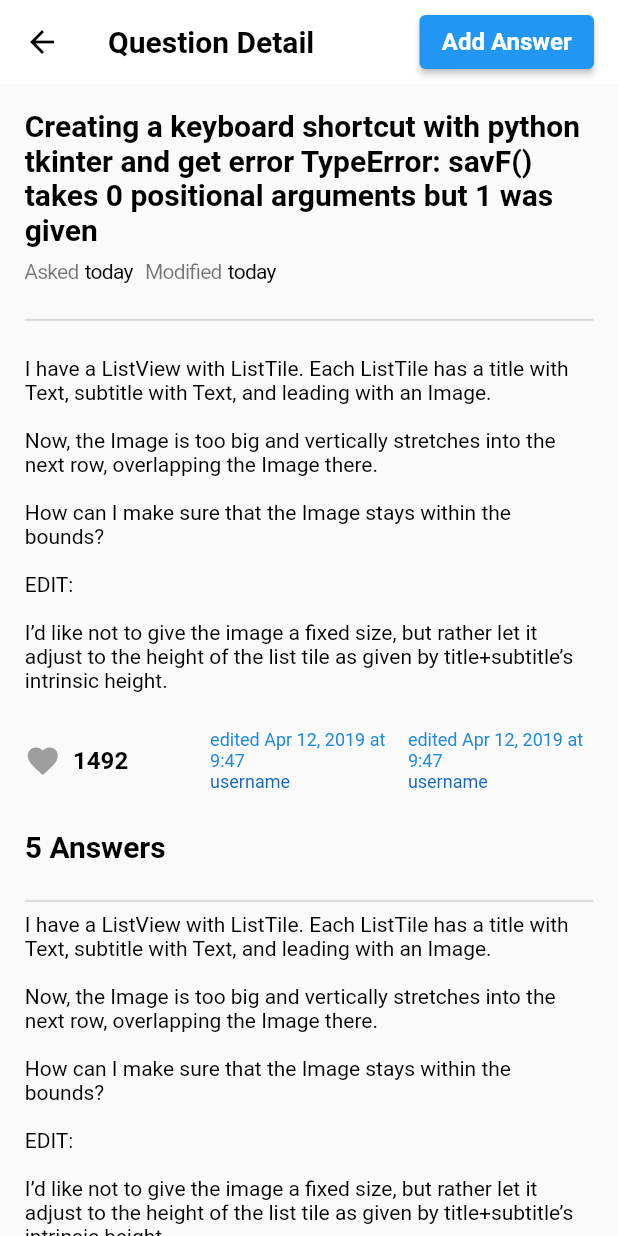
After one commit to akaanuzman/stack_overflow_clone, a Flutter app: the QuestionDetailView screen opened directly, on a phone screen of 412 x 824 dp. The commit adds this screen. Run offline on Flutter 3.47's test engine with Material 2 defaults, Android fonts, the phone set to English and light mode, and no system bars; our stand-ins replace animate_do, dio, flutter_secure_storage, flutter_svg, shimmer_animation; accounts and stored records are empty; generated files the repository leaves out were written again.

Commit message:
questions

```diff
--- /dev/null
+++ b/lib/core/utils/navigation_service.dart
@@ -0,0 +1,5 @@
+import 'package:flutter/material.dart';
+class NavigationService {
+  static final GlobalKey<NavigatorState> navigatorKey = GlobalKey<NavigatorState>();
+  static final context = GlobalKey<NavigatorState>().currentContext!;
+}
--- a/lib/main.dart
+++ b/lib/main.dart
@@ -1,5 +1,7 @@
 import 'package:flutter/material.dart';
 import 'package:provider/provider.dart';
+import 'package:stack_overflow_clone/products/viewmodels/question_view_model.dart';
+import 'core/utils/navigation_service.dart';
 import 'products/viewmodels/navbar_view_model.dart';
 import 'products/viewmodels/splash_view_model.dart';
 import 'products/views/common/splash_view.dart';
@@ -23,6 +25,9 @@ void main() => runApp(
           ChangeNotifierProvider(
             create: (_) => NavbarViewModel(),
           ),
+          ChangeNotifierProvider(
+            create: (_) => QuestionViewModel(),
+          ),
         ],
         child: const MyApp(),
       ),
@@ -41,6 +46,7 @@ class MyApp extends StatelessWidget with BaseSingleton {
       localizationsDelegates: AppLocalizations.localizationsDelegates,
       supportedLocales: AppLocalizations.supportedLocales,
       home: const SplashView(),
+      navigatorKey: NavigationService.navigatorKey,
     );
   }
 }
--- a/lib/products/components/textformfield/default_text_form_field.dart
+++ b/lib/products/components/textformfield/default_text_form_field.dart
@@ -23,6 +23,8 @@ class DefaultTextFormField extends SpecialTextFormField {
     TextInputType? keyboardType,
     OutlineInputBorder? enabledBorder,
     OutlineInputBorder? focusedBorder,
+    bool filled = false,
+    Color? fillColor,
   }) : super(
           context: context,
           labelText: labelText,
@@ -43,5 +45,7 @@ class DefaultTextFormField extends SpecialTextFormField {
           obscureText: obscureText,
           keyboardType: keyboardType,
           validator: validator,
+          filled: filled,
+          fillColor: fillColor,
         );
 }
--- a/lib/products/viewmodels/login_view_model.dart
+++ b/lib/products/viewmodels/login_view_model.dart
@@ -6,6 +6,7 @@ import 'package:stack_overflow_clone/core/base/base_singleton.dart';
 import 'package:stack_overflow_clone/products/views/common/navbar_view.dart';
 
 import '../../core/helpers/api.dart';
+import '../../core/helpers/token.dart';
 
 class LoginViewModel extends ChangeNotifier with BaseSingleton {
   final _api = Api();
@@ -24,6 +25,7 @@ class LoginViewModel extends ChangeNotifier with BaseSingleton {
       },
       useToken: false,
     );
+    await Token.saveToken(token: result?.data['token'], key: "login");
 
     globals.getAlertDialog(
       context: context,
--- a/lib/products/viewmodels/navbar_view_model.dart
+++ b/lib/products/viewmodels/navbar_view_model.dart
@@ -1,4 +1,5 @@
 import 'package:flutter/material.dart';
+import 'package:stack_overflow_clone/products/views/home/profile_view.dart';
 import '../models/navbar_model.dart';
 import '../views/home/home_view.dart';
 
@@ -20,7 +21,7 @@ class NavbarViewModel extends ChangeNotifier {
 
   final List<Widget> _views = [
     const HomeView(),
-    const Scaffold(),
+    const ProfileView(),
   ];
 
   List<Widget> get views => _views;
--- a/lib/products/views/home/home_view.dart
+++ b/lib/products/views/home/home_view.dart
@@ -1,9 +1,15 @@
 import 'package:animate_do/animate_do.dart';
 import 'package:flutter/material.dart';
+import 'package:provider/provider.dart';
 import 'package:stack_overflow_clone/core/base/base_singleton.dart';
+import 'package:stack_overflow_clone/products/components/textformfield/default_text_form_field.dart';
+import 'package:stack_overflow_clone/uikit/textformfield/special_text_form_field.dart';
 import '../../../core/extensions/ui_extensions.dart';
 import 'package:flutter_gen/gen_l10n/app_localizations.dart';
 import '../../../core/helpers/token.dart';
+import '../../models/question_model.dart';
+import '../../viewmodels/question_view_model.dart';
+import 'question_detail_view.dart';
 
 class HomeView extends StatelessWidget with BaseSingleton {
   const HomeView({super.key});
@@ -11,75 +17,154 @@ class HomeView extends StatelessWidget with BaseSingleton {
   @override
   Widget build(BuildContext context) {
     return Scaffold(
-      appBar: AppBar(
+      appBar: _appBar(context),
+      body: _body(context),
+    );
+  }
+
+  AppBar _appBar(BuildContext context) {
+    return AppBar(
       title: FadeInDown(
         child: Row(
           mainAxisAlignment: context.mainAxisASpaceBetween,
           children: [
-              Text(
+            _title(context),
+            _askQuestionButton(context),
+          ],
+        ),
+      ),
+    );
+  }
+
+  Text _title(BuildContext context) {
+    return Text(
       AppLocalizations.of(context)!.questionsTitle,
       style: context.textTheme.headline6,
-              ),
-              ElevatedButton(
+    );
+  }
+
+  ElevatedButton _askQuestionButton(BuildContext context) {
+    return ElevatedButton(
       onPressed: () {
         Token.deleteAll();
       },
       child: Text(AppLocalizations.of(context)!.askQuestion),
+    );
+  }
+
+  FadeInUp _body(BuildContext context) {
+    return FadeInUp(
+      child: ListView(
+        children: [
+          Padding(
+            padding: context.padding2x,
+            child: DefaultTextFormField(
+              context: context,
+              labelText: AppLocalizations.of(context)!.searchLabel,
+              prefixIcon: const Icon(Icons.search),
+              filled: true,
+              fillColor: colors.white,
+            ),
+          ),
+          Container(
+            padding: context.padding1x,
+            color: colors.yellow1.withOpacity(0.65),
+            child: _questionList(),
           ),
         ],
       ),
-        ),
-      ),
-      body: FadeInUp(
-        child: ListView(
-          children: [
-            Container(
-              padding: context.padding1x,
-              color: colors.yellow1.withOpacity(0.65),
-              child: ListView.separated(
+    );
+  }
+
+  Widget _questionList() {
+    return Consumer<QuestionViewModel>(
+      builder: (BuildContext context, QuestionViewModel pv, Widget? child) {
+        return ListView.separated(
           shrinkWrap: true,
           physics: const NeverScrollableScrollPhysics(),
-                itemCount: 15,
+          itemCount: pv.questions.length,
           separatorBuilder: (BuildContext context, int index) {
             return uiGlobals.divider;
           },
           itemBuilder: (BuildContext context, int index) {
-                  return Column(
+            var item = pv.questions[index];
+
+            return _question(context, item);
+          },
+        );
+      },
+    );
+  }
+
+  Widget _question(BuildContext context, QuestionModel item) {
+    return GestureDetector(
+      onTap: () => Navigator.push(
+        context,
+        MaterialPageRoute(
+          builder: (context) => const QuestionDetailView(),
+        ),
+      ),
+      child: Column(
         children: [
-                      ListTile(
-                        title: Text(
-                          "0 likes 0 answers",
+          _questionPropertiesAndTitle(context, item),
+          context.emptySizedHeightBox1x,
+          _questionInformation(context, item)
+        ],
+      ),
+    );
+  }
+
+  ListTile _questionPropertiesAndTitle(
+      BuildContext context, QuestionModel item) {
+    return ListTile(
+      title: _questionProperties(context, item),
+      subtitle: _questionTitle(context, item),
+    );
+  }
+
+  Text _questionProperties(BuildContext context, QuestionModel item) {
+    String like = "${item.fav?.length}";
+    String answers = "${item.answer?.length}";
+    return Text(
+      "$like likes $answers answers",
       style: context.textTheme.subtitle2,
-                        ),
-                        subtitle: Text(
-                          "Creating a keyboard shortcut with python tkinter and get error TypeError: savF() takes 0 positional arguments but 1 was given",
+    );
+  }
+
+  Text _questionTitle(BuildContext context, QuestionModel item) {
+    return Text(
+      item.title ?? "",
       style: context.textTheme.subtitle1!.copyWith(
         fontWeight: context.fw600,
         color: colors.blue6,
       ),
-                        ),
-                      ),
-                      context.emptySizedHeightBox1x,
-                      Row(
+    );
+  }
+
+  Row _questionInformation(BuildContext context, QuestionModel item) {
+    String username = "${item.user?.name} ${item.user?.lastname}";
+    String time = globals.formatDate("${item.createdAt}");
+    String asked = "${item.user?.question?.length}";
+    return Row(
       mainAxisAlignment: context.mainAxisAEnd,
       children: [
         RichText(
           text: TextSpan(
             children: [
               TextSpan(
-                                  text: "username ",
-                                  style: context.textTheme.subtitle2!
-                                      .copyWith(color: colors.blue6),
+                text: "$username ",
+                style:
+                    context.textTheme.subtitle2!.copyWith(color: colors.blue6),
               ),
               TextSpan(
-                                  text: "1 asked ",
+                text: "$asked asked ",
                 style: context.textTheme.subtitle2!.copyWith(
                   color: colors.black54,
                   fontWeight: context.fw700,
                 ),
               ),
               TextSpan(
-                                  text: "2 seconds ago",
+                text: " $time created ",
                 style: context.textTheme.subtitle2!.copyWith(
                   color: colors.black45,
                   fontWeight: context.fw500,
@@ -89,15 +174,6 @@ class HomeView extends StatelessWidget with BaseSingleton {
           ),
         ),
       ],
-                      )
-                    ],
-                  );
-                },
-              ),
-            ),
-          ],
-        ),
-      ),
     );
   }
 }
--- /dev/null
+++ b/lib/products/views/home/question_detail_view.dart
@@ -0,0 +1,257 @@
+import 'package:animate_do/animate_do.dart';
+import 'package:flutter/material.dart';
+import 'package:stack_overflow_clone/core/base/base_singleton.dart';
+import 'package:stack_overflow_clone/core/extensions/ui_extensions.dart';
+import 'package:flutter_gen/gen_l10n/app_localizations.dart';
+
+class QuestionDetailView extends StatelessWidget with BaseSingleton {
+  const QuestionDetailView({super.key});
+
+  @override
+  Widget build(BuildContext context) {
+    return Scaffold(
+      appBar: AppBar(
+        title: FadeInDown(
+          child: Row(
+            mainAxisAlignment: context.mainAxisASpaceBetween,
+            children: [
+              Text(AppLocalizations.of(context)!.questionDetail),
+              ElevatedButton(
+                onPressed: () {},
+                child: Text(AppLocalizations.of(context)!.addAnswer),
+              ),
+            ],
+          ),
+        ),
+      ),
+      body: FadeInUp(
+        child: ListView(
+          padding: context.padding2x,
+          children: [
+            Text(
+              "Creating a keyboard shortcut with python tkinter and get error TypeError: savF() takes 0 positional arguments but 1 was given",
+              style: context.textTheme.headline6,
+            ),
+            context.emptySizedHeightBox1x,
+            Row(
+              children: [
+                Row(
+                  children: [
+                    Text(
+                      AppLocalizations.of(context)!.asked,
+                      style: context.textTheme.subtitle2!
+                          .copyWith(color: colors.black54),
+                    ),
+                    context.emptySizedWidthBox1x,
+                    Text(
+                      "today",
+                      style: context.textTheme.subtitle2,
+                    ),
+                  ],
+                ),
+                context.emptySizedWidthBox2x,
+                Row(
+                  children: [
+                    Text(
+                      AppLocalizations.of(context)!.modified,
+                      style: context.textTheme.subtitle2!
+                          .copyWith(color: colors.black54),
+                    ),
+                    context.emptySizedWidthBox1x,
+                    Text(
+                      "today",
+                      style: context.textTheme.subtitle2,
+                    ),
+                  ],
+                ),
+              ],
+            ),
+            context.emptySizedHeightBox2x,
+            uiGlobals.divider,
+            context.emptySizedHeightBox2x,
+            Text(
+              """
+I have a ListView with ListTile. Each ListTile has a title with Text, subtitle with Text, and leading with an Image.
+
+Now, the Image is too big and vertically stretches into the next row, overlapping the Image there.
+
+How can I make sure that the Image stays within the bounds?
+
+EDIT:
+
+I’d like not to give the image a fixed size, but rather let it adjust to the height of the list tile as given by title+subtitle’s intrinsic height.""",
+            ),
+            context.emptySizedHeightBox3x,
+            Row(
+              children: [
+                Expanded(
+                  child: Row(
+                    children: [
+                      Icon(
+                        Icons.favorite,
+                        color: colors.grey,
+                      ),
+                      context.emptySizedWidthBox2x,
+                      Expanded(
+                        child: Text(
+                          "1492",
+                          style: context.textTheme.subtitle1!.copyWith(
+                            fontWeight: context.fw700,
+                          ),
+                        ),
+                      ),
+                    ],
+                  ),
+                ),
+                Expanded(
+                  child: Wrap(
+                    children: [
+                      Column(
+                        crossAxisAlignment: context.crossAxisAStart,
+                        children: [
+                          Text(
+                            "edited Apr 12, 2019 at 9:47",
+                            style: context.textTheme.caption!
+                                .copyWith(color: colors.blue6),
+                          ),
+                          Text(
+                            "username",
+                            style: context.textTheme.caption!
+                                .copyWith(color: colors.blue8),
+                          ),
+                        ],
+                      )
+                    ],
+                  ),
+                ),
+                context.emptySizedWidthBox2x,
+                Expanded(
+                  child: Wrap(
+                    children: [
+                      Column(
+                        crossAxisAlignment: context.crossAxisAStart,
+                        children: [
+                          Text(
+                            "edited Apr 12, 2019 at 9:47",
+                            style: context.textTheme.caption!
+                                .copyWith(color: colors.blue6),
+                          ),
+                          Text(
+                            "username",
+                            style: context.textTheme.caption!
+                                .copyWith(color: colors.blue8),
+                          ),
+                        ],
+                      )
+                    ],
+                  ),
+                ),
+              ],
+            ),
+            context.emptySizedHeightBox3x,
+            Text(
+              "5 Answers",
+              style: context.textTheme.headline6,
+            ),
+            context.emptySizedHeightBox2x,
+            uiGlobals.divider,
+            ListView.separated(
+              shrinkWrap: true,
+              physics: const NeverScrollableScrollPhysics(),
+              itemCount: 5,
+              separatorBuilder: (BuildContext context, int index) {
+                return uiGlobals.divider;
+              },
+              itemBuilder: (BuildContext context, int index) {
+                return Column(
+                  children: [
+                    Text(
+                      """
+I have a ListView with ListTile. Each ListTile has a title with Text, subtitle with Text, and leading with an Image.
+
+Now, the Image is too big and vertically stretches into the next row, overlapping the Image there.
+
+How can I make sure that the Image stays within the bounds?
+
+EDIT:
+
+I’d like not to give the image a fixed size, but rather let it adjust to the height of the list tile as given by title+subtitle’s intrinsic height.""",
+                    ),
+                    context.emptySizedHeightBox3x,
+                    Row(
+                      children: [
+                        Expanded(
+                          child: Row(
+                            children: [
+                              Icon(
+                                Icons.favorite,
+                                color: colors.grey,
+                              ),
+                              context.emptySizedWidthBox2x,
+                              Expanded(
+                                child: Text(
+                                  "1492",
+                                  style: context.textTheme.subtitle1!.copyWith(
+                                    fontWeight: context.fw700,
+                                  ),
+                                ),
+                              ),
+                            ],
+                          ),
+                        ),
+                        Expanded(
+                          child: Wrap(
+                            children: [
+                              Column(
+                                crossAxisAlignment: context.crossAxisAStart,
+                                children: [
+                                  Text(
+                                    "edited Apr 12, 2019 at 9:47",
+                                    style: context.textTheme.caption!
+                                        .copyWith(color: colors.blue6),
+                                  ),
+                                  Text(
+                                    "username",
+                                    style: context.textTheme.caption!
+                                        .copyWith(color: colors.blue8),
+                                  ),
+                                ],
+                              )
+                            ],
+                          ),
+                        ),
+                        context.emptySizedWidthBox2x,
+                        Expanded(
+                          child: Wrap(
+                            children: [
+                              Column(
+                                crossAxisAlignment: context.crossAxisAStart,
+                                children: [
+                                  Text(
+                                    "edited Apr 12, 2019 at 9:47",
+                                    style: context.textTheme.caption!
+                                        .copyWith(color: colors.blue6),
+                                  ),
+                                  Text(
+                                    "username",
+                                    style: context.textTheme.caption!
+                                        .copyWith(color: colors.blue8),
+                                  ),
+                                ],
+                              )
+                            ],
+                          ),
+                        ),
+                      ],
+                    ),
+                    context.emptySizedHeightBox3x,
+                  ],
+                );
+              },
+            ),
+          ],
+        ),
+      ),
+    );
+  }
+}
--- a/lib/uikit/textformfield/special_text_form_field.dart
+++ b/lib/uikit/textformfield/special_text_form_field.dart
@@ -24,6 +24,8 @@ class SpecialTextFormField extends Theme {
     OutlineInputBorder? focusedBorder,
     OutlineInputBorder? errorBorder,
     OutlineInputBorder? focusedErrorBorder,
+    bool filled = false,
+    Color? fillColor,
   }) : super(
           key: key,
           data: Theme.of(context).copyWith(
@@ -59,6 +61,8 @@ class SpecialTextFormField extends Theme {
               focusedBorder: focusedBorder,
               errorBorder: errorBorder,
               focusedErrorBorder: focusedErrorBorder,
+              filled: filled,
+              fillColor: fillColor,
             ),
             style: context.textTheme.subtitle1!.copyWith(
               fontWeight: FontWeight.w800,
```
Also changed, not shown: assets/langs/app_en.arb (+6 -1 lines), lib/core/helpers/api.dart (+6 -2 lines), lib/core/helpers/globals.dart (+3 -6 lines), lib/products/models/question_model.dart (added, +211 -0 lines), lib/products/viewmodels/question_view_model.dart (added, +32 -0 lines), lib/products/viewmodels/splash_view_model.dart (+12 -1 lines), lib/products/views/home/profile_view.dart (added, +12 -0 lines). Lines whose indentation alone changed are shown as unchanged.
